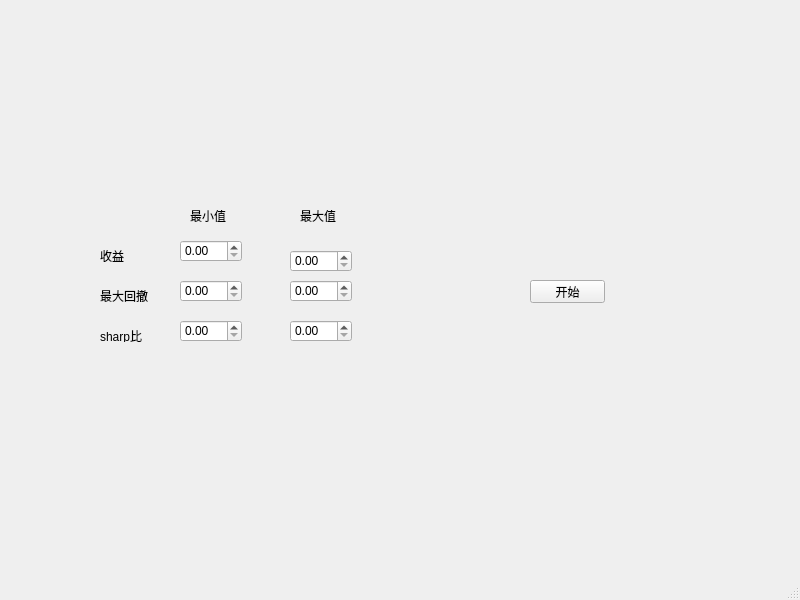
Before: the Qt Designer form layout_demo_LayoutManage.ui in Junkiwang/PyQtUI, drawn with Qt 5.
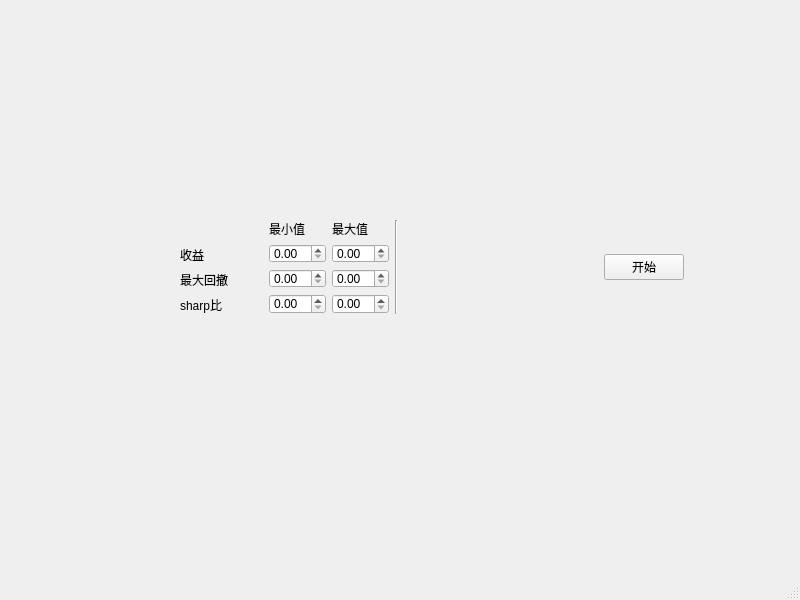
After: the same form once the commit is applied.

What changed in the file:
```diff
--- a/layout_demo_LayoutManage.ui
+++ b/layout_demo_LayoutManage.ui
@@ -14,143 +14,128 @@
    <string>MainWindow</string>
   </property>
   <widget class="QWidget" name="centralwidget">
-   <widget class="QPushButton" name="pushButton">
+   <widget class="QWidget" name="">
     <property name="geometry">
      <rect>
-      <x>530</x>
-      <y>280</y>
-      <width>75</width>
-      <height>23</height>
+      <x>180</x>
+      <y>220</y>
+      <width>504</width>
+      <height>94</height>
      </rect>
     </property>
+    <layout class="QHBoxLayout" name="horizontalLayout">
+     <item>
+      <layout class="QVBoxLayout" name="verticalLayout">
+       <item>
+        <widget class="QLabel" name="label_6">
     <property name="text">
-     <string>开始</string>
-    </property>
-   </widget>
+          <string/>
+         </property>
+        </widget>
+       </item>
+       <item>
    <widget class="QLabel" name="label">
-    <property name="geometry">
-     <rect>
-      <x>100</x>
-      <y>250</y>
-      <width>54</width>
-      <height>12</height>
-     </rect>
-    </property>
     <property name="text">
      <string>收益</string>
     </property>
    </widget>
+       </item>
+       <item>
    <widget class="QLabel" name="label_2">
-    <property name="geometry">
-     <rect>
-      <x>100</x>
-      <y>290</y>
-      <width>54</width>
-      <height>12</height>
-     </rect>
-    </property>
     <property name="text">
      <string>最大回撤</string>
     </property>
    </widget>
+       </item>
+       <item>
    <widget class="QLabel" name="label_3">
-    <property name="geometry">
-     <rect>
-      <x>100</x>
-      <y>330</y>
-      <width>54</width>
-      <height>12</height>
-     </rect>
-    </property>
     <property name="text">
      <string>sharp比</string>
     </property>
    </widget>
-   <widget class="QLabel" name="label_4">
-    <property name="geometry">
-     <rect>
-      <x>190</x>
-      <y>210</y>
-      <width>54</width>
-      <height>12</height>
-     </rect>
-    </property>
-    <property name="text">
-     <string>最小值</string>
-    </property>
-   </widget>
+       </item>
+      </layout>
+     </item>
+     <item>
+      <spacer name="verticalSpacer">
+       <property name="orientation">
+        <enum>Qt::Vertical</enum>
+       </property>
+       <property name="sizeHint" stdset="0">
+        <size>
+         <width>20</width>
+         <height>40</height>
+        </size>
+       </property>
+      </spacer>
+     </item>
+     <item>
+      <layout class="QGridLayout" name="gridLayout">
+       <item row="0" column="1">
    <widget class="QLabel" name="label_5">
-    <property name="geometry">
-     <rect>
-      <x>300</x>
-      <y>210</y>
-      <width>54</width>
-      <height>12</height>
-     </rect>
-    </property>
     <property name="text">
      <string>最大值</string>
     </property>
    </widget>
-   <widget class="QDoubleSpinBox" name="doubleSpinBox_returns_min">
-    <property name="geometry">
-     <rect>
-      <x>180</x>
-      <y>240</y>
-      <width>62</width>
-      <height>22</height>
-     </rect>
-    </property>
-   </widget>
-   <widget class="QDoubleSpinBox" name="doubleSpinBox_returns_max">
-    <property name="geometry">
-     <rect>
-      <x>290</x>
-      <y>250</y>
-      <width>62</width>
-      <height>22</height>
-     </rect>
-    </property>
-   </widget>
-   <widget class="QDoubleSpinBox" name="doubleSpinBox_maxdrawdown_min">
-    <property name="geometry">
-     <rect>
-      <x>180</x>
-      <y>280</y>
-      <width>62</width>
-      <height>22</height>
-     </rect>
-    </property>
-   </widget>
-   <widget class="QDoubleSpinBox" name="doubleSpinBox_maxdrawdown_max">
-    <property name="geometry">
-     <rect>
-      <x>290</x>
-      <y>280</y>
-      <width>62</width>
-      <height>22</height>
-     </rect>
-    </property>
-   </widget>
-   <widget class="QDoubleSpinBox" name="doubleSpinBox_sharp_min">
-    <property name="geometry">
-     <rect>
-      <x>180</x>
-      <y>320</y>
-      <width>62</width>
-      <height>22</height>
-     </rect>
-    </property>
-   </widget>
-   <widget class="QDoubleSpinBox" name="doubleSpinBox_sharp_max">
-    <property name="geometry">
-     <rect>
-      <x>290</x>
-      <y>320</y>
-      <width>62</width>
-      <height>22</height>
-     </rect>
-    </property>
+       </item>
+       <item row="1" column="0">
+        <widget class="QDoubleSpinBox" name="doubleSpinBox_returns_min"/>
+       </item>
+       <item row="1" column="1">
+        <widget class="QDoubleSpinBox" name="doubleSpinBox_returns_max"/>
+       </item>
+       <item row="2" column="1">
+        <widget class="QDoubleSpinBox" name="doubleSpinBox_maxdrawdown_max"/>
+       </item>
+       <item row="3" column="0">
+        <widget class="QDoubleSpinBox" name="doubleSpinBox_sharp_min"/>
+       </item>
+       <item row="3" column="1">
+        <widget class="QDoubleSpinBox" name="doubleSpinBox_sharp_max"/>
+       </item>
+       <item row="2" column="0">
+        <widget class="QDoubleSpinBox" name="doubleSpinBox_maxdrawdown_min"/>
+       </item>
+       <item row="0" column="0">
+        <widget class="QLabel" name="label_4">
+         <property name="text">
+          <string>最小值</string>
+         </property>
+        </widget>
+       </item>
+      </layout>
+     </item>
+     <item>
+      <widget class="Line" name="line">
+       <property name="orientation">
+        <enum>Qt::Vertical</enum>
+       </property>
+      </widget>
+     </item>
+     <item>
+      <spacer name="horizontalSpacer">
+       <property name="orientation">
+        <enum>Qt::Horizontal</enum>
+       </property>
+       <property name="sizeType">
+        <enum>QSizePolicy::Fixed</enum>
+       </property>
+       <property name="sizeHint" stdset="0">
+        <size>
+         <width>200</width>
+         <height>20</height>
+        </size>
+       </property>
+      </spacer>
+     </item>
+     <item>
+      <widget class="QPushButton" name="pushButton">
+       <property name="text">
+        <string>开始</string>
+       </property>
+      </widget>
+     </item>
+    </layout>
    </widget>
   </widget>
   <widget class="QMenuBar" name="menubar">
```
Lines whose indentation alone changed are shown as unchanged.
